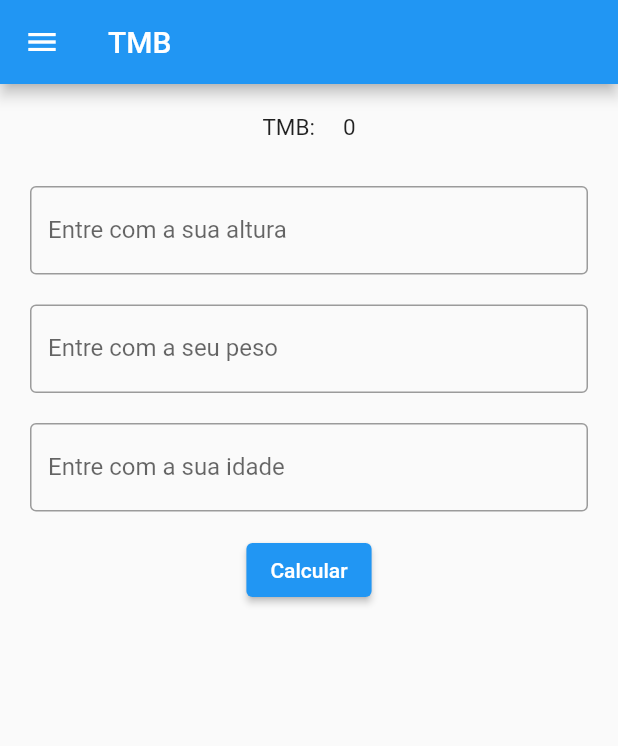
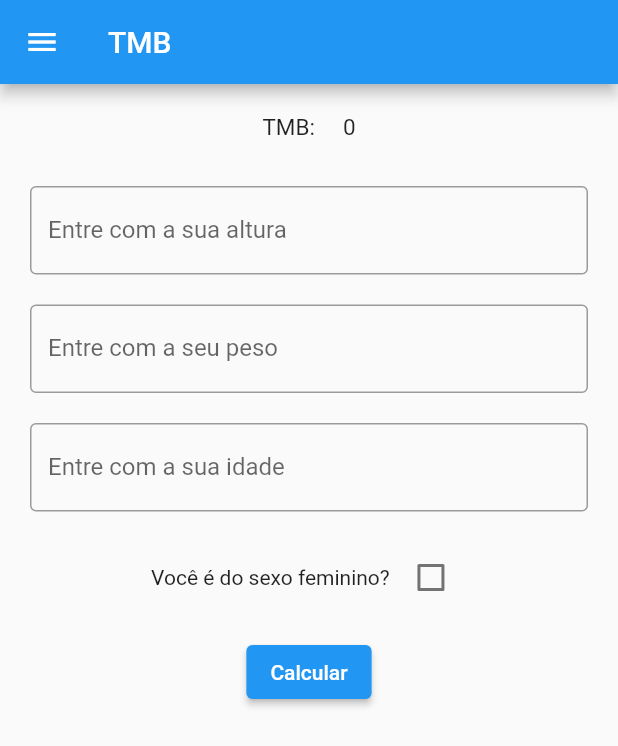
Before and after one commit to isadorabello/ProjetoC214, a Flutter app: the TMBPage screen opened by its route, on a phone screen of 412 x 824 dp. Shown: the top 746 px of the screen. Run offline on Flutter 3.47's test engine with Material 2 defaults, Android fonts, the phone set to English and light mode, and no system bars.

Commit message:
feat: building tmb page

```diff
--- a/projeto_c214/lib/controller/tmb.dart
+++ b/projeto_c214/lib/controller/tmb.dart
@@ -5,6 +5,15 @@ class TMB {
   int idade = 0;
   double tmb = 0;
   int atv = 0;
+  bool sexo = true;
+
+  void escolhaSexo() {
+    if (sexo) {
+      calculoHomem();
+    } else {
+      calculoMulher();
+    }
+  }
 
   int calculoMulher() {
     tmb = taxa * (655 + ((9.6 * peso) + (1.8 * altura) - (4.7 * idade)));
--- a/projeto_c214/lib/view/tmb_page.dart
+++ b/projeto_c214/lib/view/tmb_page.dart
@@ -13,6 +13,7 @@ class TMBPage extends StatefulWidget {
 class _TMBPageState extends State<TMBPage> {
   int resultado = 0;
   TMB tmb = TMB();
+  bool isChecked = false;
 
   @override
   Widget build(BuildContext context) {
@@ -74,6 +75,24 @@ class _TMBPageState extends State<TMBPage> {
                       border: OutlineInputBorder()),
                 ),
                 const SizedBox(
+                  height: 20,
+                ),
+                Row(
+                  mainAxisAlignment: MainAxisAlignment.center,
+                  children: [
+                    const Text('Você é do sexo feminino? '),
+                    Checkbox(
+                        value: isChecked,
+                        onChanged: (bool? value) {
+                          setState(() {
+                            tmb.sexo = isChecked;
+                            print(tmb.sexo);
+                            isChecked = value!;
+                          });
+                        }),
+                  ],
+                ),
+                const SizedBox(
                   height: 15,
                 ),
                 ElevatedButton(onPressed: () {}, child: const Text('Calcular'))
```
